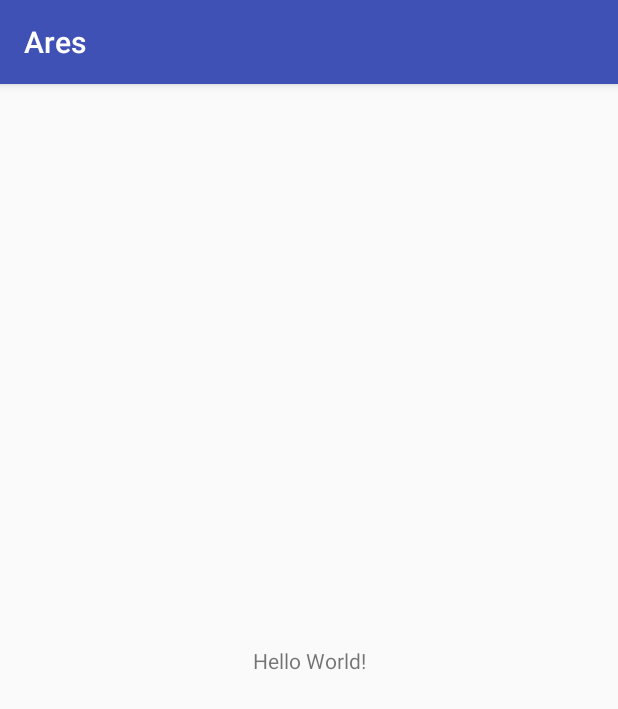
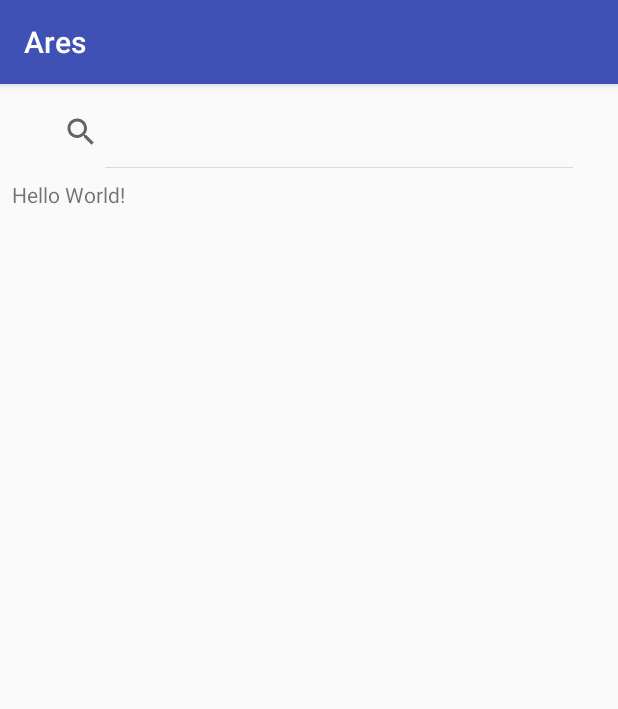
Before and after one commit to kotucz/ares-demo, an Android app: the screen it shows after launch (MainActivity), on a phone screen of 412 x 824 dp. Shown: the top 709 px of the screen. Run offline under Robolectric (Android 15) with nearby library versions, the phone set to English and light mode, and no system bars; our stand-ins replace RxJava; libraries missing offline, so code that uses them is left out: com.jakewharton.rxbinding2, com.jakewharton.rxrelay2; 2 statements that could not run were skipped.

Commit message:
Simple subject search view model

```diff
--- a/app/build.gradle
+++ b/app/build.gradle
@@ -27,6 +27,10 @@ dependencies {
     implementation"org.jetbrains.kotlin:kotlin-stdlib-jre7:$kotlin_version"
     implementation 'com.android.support:appcompat-v7:27.1.0'
     implementation 'com.android.support.constraint:constraint-layout:1.0.2'
+    implementation 'io.reactivex.rxjava2:rxandroid:2.0.2'
+    implementation 'io.reactivex.rxjava2:rxjava:2.1.9'
+    implementation 'com.jakewharton.rxbinding2:rxbinding:2.1.1'
+    implementation 'com.jakewharton.rxrelay2:rxrelay:2.0.0'
     testImplementation 'junit:junit:4.12'
     androidTestImplementation 'com.android.support.test:runner:1.0.1'
     androidTestImplementation 'com.android.support.test.espresso:espresso-core:3.0.1'
--- a/app/src/main/java/kotu/cz/ares/MainActivity.kt
+++ b/app/src/main/java/kotu/cz/ares/MainActivity.kt
@@ -2,10 +2,40 @@ package kotu.cz.ares
 
 import android.os.Bundle
 import android.support.v7.app.AppCompatActivity
+import com.jakewharton.rxbinding2.widget.RxSearchView
+import io.reactivex.disposables.CompositeDisposable
+import io.reactivex.disposables.Disposable
+import kotlinx.android.synthetic.main.activity_main.*
+import kotu.cz.ares.subjectsearch.SubjectSearchViewModel
 
 class MainActivity : AppCompatActivity() {
+    private lateinit var subjectSearchViewModel: SubjectSearchViewModel
+
+    private lateinit var subscriptions: Disposable
+
     override fun onCreate(savedInstanceState: Bundle?) {
         super.onCreate(savedInstanceState)
         setContentView(R.layout.activity_main)
+
+        // TODO keep instance
+        subjectSearchViewModel = SubjectSearchViewModel()
+    }
+
+    override fun onResume() {
+        super.onResume()
+        subjectSearchViewModel.let { vm ->
+            subscriptions = CompositeDisposable(
+                vm.subjectNames().subscribe(subjectName::setText),
+                RxSearchView.queryTextChangeEvents(searchView)
+                    .filter { it.isSubmitted }
+                    .map { it.queryText().toString() }
+                    .subscribe(vm.querySubmits())
+            )
+        }
+    }
+
+    override fun onPause() {
+        subscriptions.dispose()
+        super.onPause()
     }
 }
--- /dev/null
+++ b/app/src/main/java/kotu/cz/ares/model/AresSubject.kt
@@ -0,0 +1,5 @@
+package kotu.cz.ares.model
+
+data class AresSubject(
+    val name: String
+)
--- /dev/null
+++ b/app/src/main/java/kotu/cz/ares/rest/AresSubjectService.kt
@@ -0,0 +1,8 @@
+package kotu.cz.ares.rest
+
+import io.reactivex.Single
+import kotu.cz.ares.model.AresSubject
+
+class AresSubjectService {
+    fun getSubject(ico: String): Single<AresSubject> = Single.just(AresSubject("Subject # $ico"))
+}
--- /dev/null
+++ b/app/src/main/java/kotu/cz/ares/subjectsearch/SubjectSearchViewModel.kt
@@ -0,0 +1,26 @@
+package kotu.cz.ares.subjectsearch
+
+import com.jakewharton.rxrelay2.BehaviorRelay
+import com.jakewharton.rxrelay2.PublishRelay
+import io.reactivex.Observable
+import io.reactivex.functions.Consumer
+import kotu.cz.ares.model.AresSubject
+import kotu.cz.ares.rest.AresSubjectService
+
+class SubjectSearchViewModel {
+    private val subjectService = AresSubjectService()
+
+    private val querySubmits = PublishRelay.create<String>()
+    private val foundSubject = BehaviorRelay.create<AresSubject>()
+
+    init {
+        querySubmits.switchMapSingle {
+            subjectService.getSubject(it)
+        }.subscribe(foundSubject)
+    }
+
+    fun querySubmits(): Consumer<String> = querySubmits
+
+    fun subjectNames(): Observable<String> = foundSubject
+        .map { it.name }
+}
--- a/app/src/main/res/layout/activity_main.xml
+++ b/app/src/main/res/layout/activity_main.xml
@@ -3,8 +3,14 @@
     xmlns:app="http://schemas.android.com/apk/res-auto" xmlns:tools="http://schemas.android.com/tools"
     android:layout_width="match_parent" android:layout_height="match_parent" tools:context=".MainActivity">
 
-    <TextView android:layout_width="wrap_content" android:layout_height="wrap_content" android:text="Hello World!"
-        app:layout_constraintBottom_toBottomOf="parent" app:layout_constraintLeft_toLeftOf="parent"
-        app:layout_constraintRight_toRightOf="parent" app:layout_constraintTop_toTopOf="parent" />
+    <SearchView android:layout_width="368dp" android:layout_height="0dp" android:layout_marginTop="8dp"
+        app:layout_constraintTop_toTopOf="parent" app:layout_constraintStart_toStartOf="parent"
+        android:layout_marginLeft="8dp" android:layout_marginStart="8dp" app:layout_constraintEnd_toEndOf="parent"
+        android:layout_marginEnd="8dp" android:layout_marginRight="8dp" android:iconifiedByDefault="false"
+        android:inputType="number" android:id="@+id/searchView" />
+    <TextView android:layout_width="0dp" android:layout_height="wrap_content" android:text="Hello World!"
+        app:layout_constraintRight_toRightOf="parent" app:layout_constraintStart_toStartOf="parent"
+        android:layout_marginLeft="8dp" android:layout_marginStart="8dp" android:layout_marginTop="8dp"
+        app:layout_constraintTop_toBottomOf="@+id/searchView" android:id="@+id/subjectName" />
 
 </android.support.constraint.ConstraintLayout>
```
